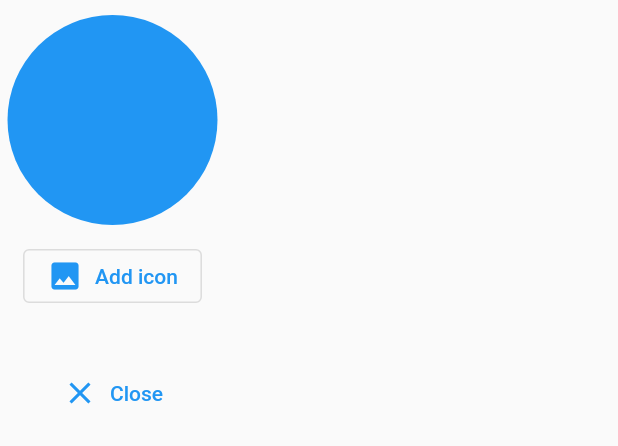
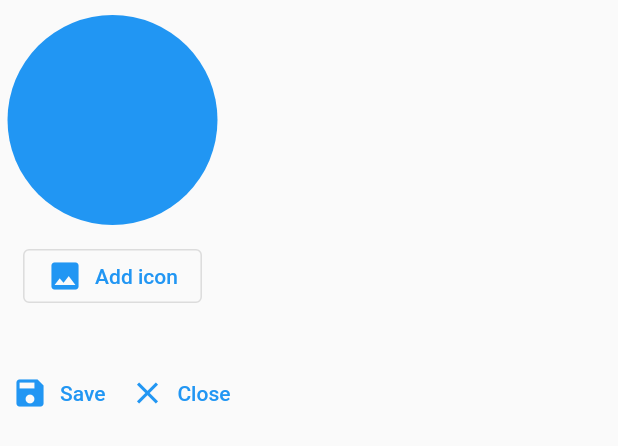
Before and after one commit to kju2405/happy_dog, a Flutter app: the AddImage widget shown alone on an empty page, opened directly, after a tap on "Add icon", on a phone screen of 412 x 824 dp. Shown: the top 446 px of the screen. Run offline on Flutter 3.47's test engine with Material 2 defaults, Android fonts, the phone set to English and light mode, and no system bars; our stand-ins replace bottom_navy_bar, cloud_firestore, firebase_auth, firebase_core, firebase_storage, flutter_switch and 5 more; accounts and stored records are empty; network calls fail.

```diff
--- a/lib/popup_windows/add_image.dart
+++ b/lib/popup_windows/add_image.dart
@@ -1,7 +1,11 @@
+import 'dart:convert';
 import 'dart:io';
-
+import 'package:cloud_firestore/cloud_firestore.dart';
 import 'package:flutter/material.dart';
 import 'package:image_picker/image_picker.dart';
+import 'package:http/http.dart' as http;
+
+import '../config/ipAddress.dart';
 
 class AddImage extends StatefulWidget {
   const AddImage({Key? key}) : super(key: key);
@@ -12,21 +16,73 @@ class AddImage extends StatefulWidget {
 
 class _AddImageState extends State<AddImage> {
   File? pickedImage;
+  String ipAddress = IpAddress.ipAddress;
   void _pickImage() async {
     final imagePicker = ImagePicker();
     final pickedImageFile = await imagePicker.pickImage(
       source: ImageSource.gallery,
-      imageQuality: 50,
+      imageQuality: 80,
       maxHeight: 150,
     );
+
+    // if (pickedImageFile != null) {
+    //   pickedImage = File(pickedImageFile.path);
+    //   Navigator.pop(context);
+    //   // showAlert(context);
+    //   final url = Uri.parse('http://$ipAddress/map/upload');
+    //   final request = http.MultipartRequest('POST', url);
+    //   final file = File(pickedImageFile.path);
+    //
+    //   // request.files.add(
+    //   //   http.MultipartFile.fromBytes(
+    //   //     'image',
+    //   //     await file.readAsBytes(),
+    //   //     filename: file.path.split('/').last,
+    //   //   ),
+    //   // );
+    //
+    //   final response = await request.send();
+    //
+    //   if (response.statusCode == 200) {
+    //     print('Image uploaded successfully');
+    //   } else {
+    //     print('Failed to upload image');
+    //   }
+    // }
+
     setState(() {
       if (pickedImageFile != null) {
         pickedImage = File(pickedImageFile.path);
-        // Navigator.pop(context);
-        // showAlert(context);
       }
     });
   }
+
+  // Future<void> uploadImage() async {
+  //   if (pickedImageFile != null) {
+  //     pickedImage = File(pickedImageFile.path);
+  //     // Navigator.pop(context);
+  //     // showAlert(context);
+  //     final url = Uri.parse('http://$ipAddress/map/upload');
+  //     final request = http.MultipartRequest('POST', url);
+  //     final file = File(pickedImageFile.path);
+  //
+  //     request.files.add(
+  //       http.MultipartFile.fromBytes(
+  //         'file',
+  //         await file.readAsBytes(),
+  //         filename: file.path.split('/').last,
+  //       ),
+  //     );
+  //
+  //     final response = await request.send();
+  //
+  //     if (response.statusCode == 200) {
+  //       print('Image uploaded successfully');
+  //     } else {
+  //       print('Failed to upload image');
+  //     }
+  //   }
+  // }
 
   @override
   Widget build(BuildContext context) {
@@ -55,12 +111,25 @@ class _AddImageState extends State<AddImage> {
           SizedBox(
             height: 30,
           ),
+          Row(
+            mainAxisAlignment: MainAxisAlignment.spaceEvenly,
+            children: [
+              TextButton.icon(
+                onPressed: () {
+                  // uploadImage();
+                  Navigator.pop(context);
+                },
+                icon: Icon(Icons.save),
+                label: Text('Save'),
+              ),
               TextButton.icon(
                 onPressed: () {
                   Navigator.pop(context);
                 },
                 icon: Icon(Icons.close),
                 label: Text('Close'),
+              ),
+            ],
           )
         ],
       ),
--- a/pubspec.yaml
+++ b/pubspec.yaml
@@ -48,6 +48,8 @@ dependencies:
   image_picker: ^0.8.7+1
   http: ^0.13.6
   get:
+  dio: ^5.1.2
+
 
 
 dev_dependencies:
```
Also changed, not shown: lib/view/recommend_looking_page.dart (+5 -3 lines), pubspec.lock. Lines whose indentation alone changed are shown as unchanged.
